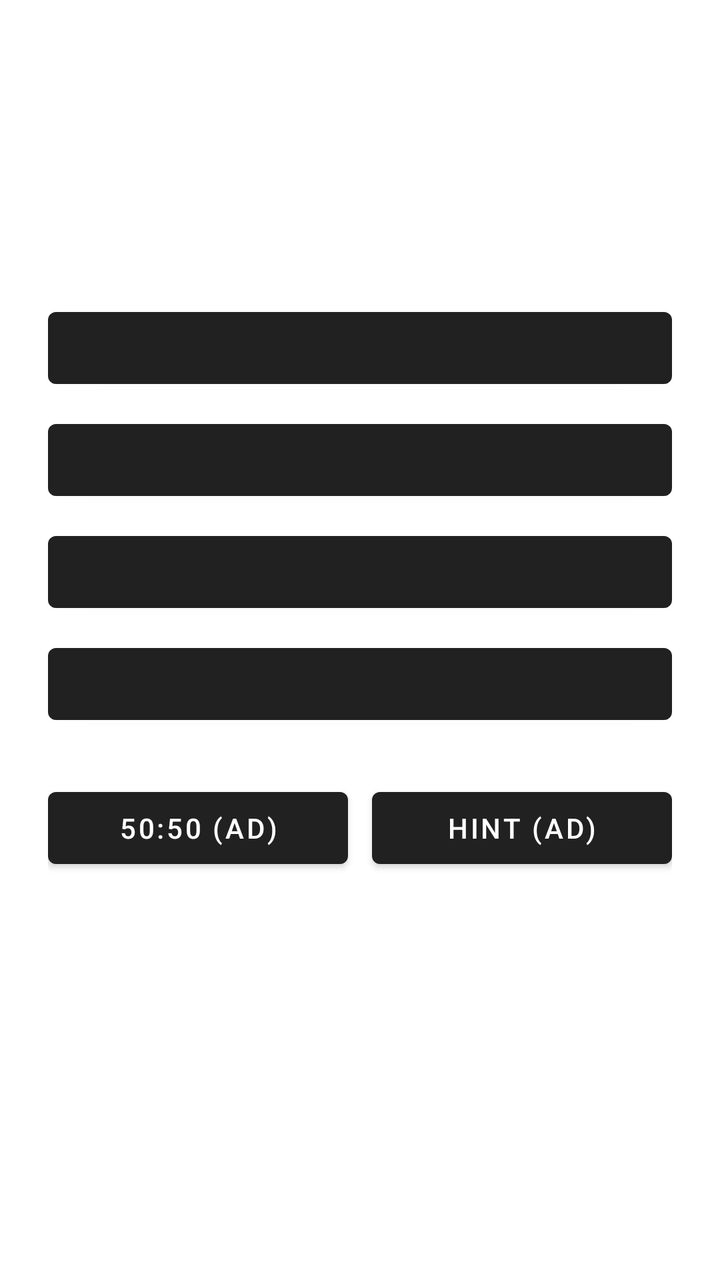
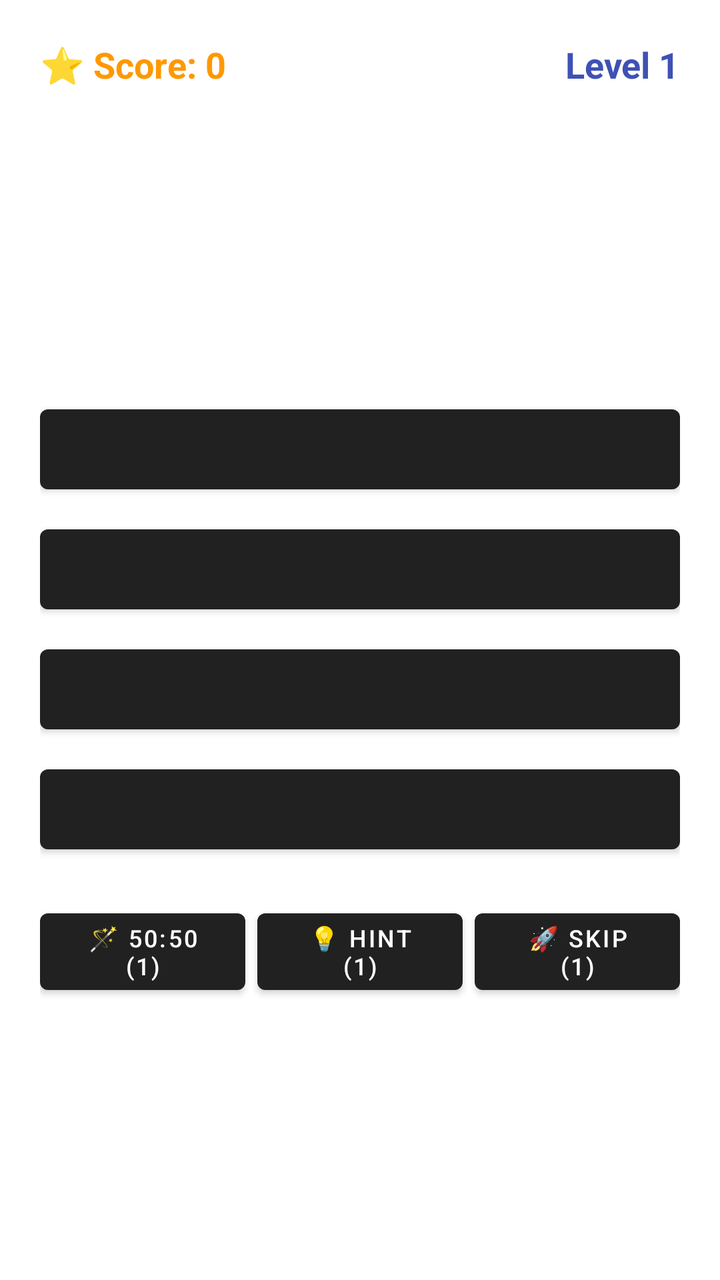

Screens rendered from an Android XML layout before and after an edit, with the pre-edit source and the edit as a unified diff.
<!-- AndroidManifest.xml: application theme Theme.MaterialComponents.DayNight.DarkActionBar -->
<!-- res/layout/activity_main.xml -->
<?xml version="1.0" encoding="utf-8"?>
<LinearLayout xmlns:android="http://schemas.android.com/apk/res/android"
    android:layout_width="match_parent"
    android:layout_height="match_parent"
    android:orientation="vertical"
    android:padding="24dp"
    android:gravity="center_horizontal">

    <TextView
        android:id="@+id/tvLevel"
        android:layout_width="wrap_content"
        android:layout_height="wrap_content"
        android:textSize="22sp"
        android:textStyle="bold"
        android:layout_marginBottom="16dp" />

    <TextView
        android:id="@+id/tvRiddle"
        android:layout_width="match_parent"
        android:layout_height="wrap_content"
        android:textSize="18sp"
        android:textAlignment="center"
        android:layout_marginBottom="16dp" />

    <TextView
        android:id="@+id/tvHint"
        android:layout_width="match_parent"
        android:layout_height="wrap_content"
        android:textSize="15sp"
        android:textColor="#D32F2F"
        android:textAlignment="center"
        android:layout_marginBottom="20dp" />

    
    <Button
        android:id="@+id/btnOption1"
        android:layout_width="match_parent"
        android:layout_height="wrap_content"
        android:layout_marginBottom="8dp" />

    <Button
        android:id="@+id/btnOption2"
        android:layout_width="match_parent"
        android:layout_height="wrap_content"
        android:layout_marginBottom="8dp" />

    <Button
        android:id="@+id/btnOption3"
        android:layout_width="match_parent"
        android:layout_height="wrap_content"
        android:layout_marginBottom="8dp" />

    <Button
        android:id="@+id/btnOption4"
        android:layout_width="match_parent"
        android:layout_height="wrap_content"
        android:layout_marginBottom="24dp" />

    
    <LinearLayout
        android:layout_width="match_parent"
        android:layout_height="wrap_content"
        android:orientation="horizontal"
        android:weightSum="2">

        <Button
            android:id="@+id/btn5050"
            android:layout_width="0dp"
            android:layout_height="wrap_content"
            android:layout_weight="1"
            android:layout_marginEnd="6dp"
            android:text="50:50 (Ad)" />

        <Button
            android:id="@+id/btnHint"
            android:layout_width="0dp"
            android:layout_height="wrap_content"
            android:layout_weight="1"
            android:layout_marginStart="6dp"
            android:text="Hint (Ad)" />
    </LinearLayout>

</LinearLayout>
<!-- resources referenced by this layout -->
<resources>

</resources>

<!-- the commit's change to res/layout/activity_main.xml (unified diff, before → after) -->
@@ -3,81 +3,111 @@
     android:layout_width="match_parent"
     android:layout_height="match_parent"
     android:orientation="vertical"
-    android:padding="24dp"
+    android:padding="20dp"
     android:gravity="center_horizontal">
 
-    <TextView
-        android:id="@+id/tvLevel"
-        android:layout_width="wrap_content"
+    <LinearLayout
+        android:layout_width="match_parent"
         android:layout_height="wrap_content"
-        android:textSize="22sp"
-        android:textStyle="bold"
-        android:layout_marginBottom="16dp" />
+        android:orientation="horizontal"
+        android:gravity="center"
+        android:layout_marginBottom="16dp">
+
+        <TextView
+            android:id="@+id/tvScore"
+            android:layout_width="0dp"
+            android:layout_height="wrap_content"
+            android:layout_weight="1"
+            android:textSize="18sp"
+            android:textStyle="bold"
+            android:textColor="#FF9800"
+            android:text="⭐ Score: 0" />
+
+        <TextView
+            android:id="@+id/tvLevel"
+            android:layout_width="wrap_content"
+            android:layout_height="wrap_content"
+            android:textSize="18sp"
+            android:textStyle="bold"
+            android:textColor="#3F51B5"
+            android:text="Level 1" />
+    </LinearLayout>
 
     <TextView
         android:id="@+id/tvRiddle"
         android:layout_width="match_parent"
         android:layout_height="wrap_content"
+        android:minHeight="90dp"
         android:textSize="18sp"
         android:textAlignment="center"
-        android:layout_marginBottom="16dp" />
+        android:gravity="center"
+        android:layout_marginBottom="12dp" />
 
     <TextView
         android:id="@+id/tvHint"
         android:layout_width="match_parent"
         android:layout_height="wrap_content"
         android:textSize="15sp"
-        android:textColor="#D32F2F"
+        android:textColor="#E91E63"
         android:textAlignment="center"
-        android:layout_marginBottom="20dp" />
+        android:layout_marginBottom="16dp" />
 
-    
     <Button
         android:id="@+id/btnOption1"
         android:layout_width="match_parent"
-        android:layout_height="wrap_content"
+        android:layout_height="52dp"
         android:layout_marginBottom="8dp" />
 
     <Button
         android:id="@+id/btnOption2"
         android:layout_width="match_parent"
-        android:layout_height="wrap_content"
+        android:layout_height="52dp"
         android:layout_marginBottom="8dp" />
 
     <Button
         android:id="@+id/btnOption3"
         android:layout_width="match_parent"
-        android:layout_height="wrap_content"
+        android:layout_height="52dp"
         android:layout_marginBottom="8dp" />
 
     <Button
         android:id="@+id/btnOption4"
         android:layout_width="match_parent"
-        android:layout_height="wrap_content"
-        android:layout_marginBottom="24dp" />
+        android:layout_height="52dp"
+        android:layout_marginBottom="20dp" />
 
-    
     <LinearLayout
         android:layout_width="match_parent"
         android:layout_height="wrap_content"
         android:orientation="horizontal"
-        android:weightSum="2">
+        android:weightSum="3">
 
         <Button
             android:id="@+id/btn5050"
             android:layout_width="0dp"
             android:layout_height="wrap_content"
             android:layout_weight="1"
-            android:layout_marginEnd="6dp"
-            android:text="50:50 (Ad)" />
+            android:layout_marginEnd="4dp"
+            android:textSize="12sp"
+            android:text="🪄 50:50 (1)" />
 
         <Button
             android:id="@+id/btnHint"
             android:layout_width="0dp"
             android:layout_height="wrap_content"
             android:layout_weight="1"
-            android:layout_marginStart="6dp"
-            android:text="Hint (Ad)" />
+            android:layout_marginHorizontal="2dp"
+            android:textSize="12sp"
+            android:text="💡 Hint (1)" />
+
+        <Button
+            android:id="@+id/btnSkip"
+            android:layout_width="0dp"
+            android:layout_height="wrap_content"
+            android:layout_weight="1"
+            android:layout_marginStart="4dp"
+            android:textSize="12sp"
+            android:text="🚀 Skip (1)" />
     </LinearLayout>
 
 </LinearLayout>
